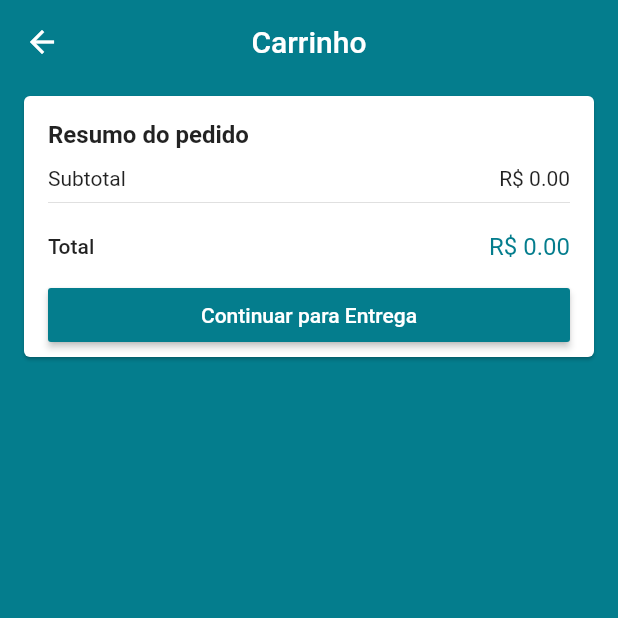
After one commit to matheusmhmelo/flutter-ecommerce, a Flutter app: the CartScreen screen opened by its route, after a tap on "Continuar para Entrega", on a phone screen of 412 x 824 dp, the top half of it. The commit adds this screen. Run offline on Flutter 3.47's test engine with Material 2 defaults, Android fonts, the phone set to English and light mode, and no system bars; our stand-ins replace carousel_pro, cloud_firestore, firebase_auth; accounts and stored records are empty.

Commit message:
Cart feature and screens

```diff
--- /dev/null
+++ b/lib/common/price_card.dart
@@ -0,0 +1,73 @@
+import 'package:flutter/material.dart';
+import 'package:loja_virtual/models/cart_manager.dart';
+import 'package:provider/provider.dart';
+
+class PriceCard extends StatelessWidget {
+
+  const PriceCard({this.buttonText, this.onPressed});
+
+  final String buttonText;
+  final VoidCallback onPressed;
+
+  @override
+  Widget build(BuildContext context) {
+    final cartManager = context.watch<CartManager>();
+    final productsPrice = cartManager.productsPrice;
+
+    return Card(
+      margin: const EdgeInsets.symmetric(horizontal: 16, vertical: 8),
+      child: Padding(
+        padding: const EdgeInsets.fromLTRB(16, 16, 16, 4),
+        child: Column(
+          crossAxisAlignment: CrossAxisAlignment.stretch,
+          children: <Widget>[
+            Text(
+              "Resumo do pedido",
+              textAlign: TextAlign.start,
+              style: TextStyle(
+                fontWeight: FontWeight.w600,
+                fontSize: 16
+              ),
+            ),
+            const SizedBox(height: 12,),
+            Row(
+              mainAxisAlignment: MainAxisAlignment.spaceBetween,
+              children: <Widget>[
+                const Text("Subtotal"),
+                Text("R\$ ${productsPrice.toStringAsFixed(2)}")
+              ],
+            ),
+            const Divider(),
+            const SizedBox(height: 12,),
+            Row(
+              mainAxisAlignment: MainAxisAlignment.spaceBetween,
+              children: <Widget>[
+                const Text(
+                    "Total",
+                    style: TextStyle(
+                        fontWeight: FontWeight.w500,
+                    )
+                ),
+                Text(
+                    "R\$ ${productsPrice.toStringAsFixed(2)}",
+                    style: TextStyle(
+                      color: Theme.of(context).primaryColor,
+                      fontSize: 16,
+                    )
+                )
+              ],
+            ),
+            const SizedBox(height: 12,),
+            RaisedButton(
+              color: Theme.of(context).primaryColor,
+              disabledColor: Theme.of(context).primaryColor.withAlpha(100),
+              textColor: Colors.white,
+              onPressed: onPressed,
+              child: Text(buttonText),
+            )
+          ],
+        ),
+      ),
+    );
+  }
+}
--- a/lib/main.dart
+++ b/lib/main.dart
@@ -1,9 +1,11 @@
 import 'package:cloud_firestore/cloud_firestore.dart';
 import 'package:flutter/material.dart';
+import 'package:loja_virtual/models/cart_manager.dart';
 import 'package:loja_virtual/models/product.dart';
 import 'package:loja_virtual/models/product_manager.dart';
 import 'package:loja_virtual/models/user_manager.dart';
 import 'package:loja_virtual/screens/base/base_screen.dart';
+import 'package:loja_virtual/screens/cart/cart_screen.dart';
 import 'package:loja_virtual/screens/login/login_screen.dart';
 import 'package:loja_virtual/screens/product/product_screen.dart';
 import 'package:loja_virtual/screens/signup/signup_screen.dart';
@@ -35,6 +37,12 @@ class MyApp extends StatelessWidget {
         ChangeNotifierProvider(
           create: (_) => ProductManager(),
           lazy: false,
+        ),
+        ChangeNotifierProxyProvider<UserManager, CartManager>(
+          create: (_) => CartManager(),
+          lazy: false,
+          update: (_, userManager, cartManager) =>
+          cartManager..updateUser(userManager),
         )
       ],
       child: MaterialApp(
@@ -65,6 +73,10 @@ class MyApp extends StatelessWidget {
                     settings.arguments as Product
                   )
               );
+            case '/cart':
+              return MaterialPageRoute(
+                  builder: (_) => CartScreen()
+              );
             case '/base':
             default:
               return MaterialPageRoute(
--- a/lib/models/user.dart
+++ b/lib/models/user.dart
@@ -20,6 +20,9 @@ class User {
   DocumentReference get firestoreRef =>
     Firestore.instance.document('users/$id');
 
+  CollectionReference get cartRef =>
+    firestoreRef.collection('cart');
+
   Future<void> saveData() async{
     await firestoreRef.setData(toMap());
   }
--- /dev/null
+++ b/lib/screens/cart/cart_screen.dart
@@ -0,0 +1,37 @@
+import 'package:flutter/material.dart';
+import 'package:loja_virtual/common/price_card.dart';
+import 'package:loja_virtual/models/cart_manager.dart';
+import 'package:provider/provider.dart';
+
+import 'components/cart_tile.dart';
+
+class CartScreen extends StatelessWidget {
+  @override
+  Widget build(BuildContext context) {
+    return Scaffold(
+      appBar: AppBar(
+        title: const Text("Carrinho"),
+        centerTitle: true,
+      ),
+      body: Consumer<CartManager>(
+        builder: (_, cartManager, __){
+          return ListView(
+            children: <Widget>[
+              Column(
+                children: cartManager.items.map(
+                    (cartProduct) => CartTile(cartProduct)
+                ).toList(),
+              ),
+              PriceCard(
+                buttonText: "Continuar para Entrega",
+                onPressed: cartManager.isCartValid ? (){
+
+                } : null,
+              )
+            ],
+          );
+        },
+      ),
+    );
+  }
+}
--- a/lib/screens/product/product_screen.dart
+++ b/lib/screens/product/product_screen.dart
@@ -1,5 +1,6 @@
 import 'package:carousel_pro/carousel_pro.dart';
 import 'package:flutter/material.dart';
+import 'package:loja_virtual/models/cart_manager.dart';
 import 'package:loja_virtual/models/product.dart';
 import 'package:loja_virtual/models/user_manager.dart';
 import 'package:loja_virtual/screens/product/components/size_widget.dart';
@@ -110,7 +111,8 @@ class ProductScreen extends StatelessWidget {
                           child: RaisedButton(
                             onPressed: product.selectedSize != null ? () {
                               if (userManager.isLogedIn) {
-                                // TODO:ADICIONAR AO CARRINHO
+                                context.read<CartManager>().addToCart(product);
+                                Navigator.of(context).pushNamed('/cart');
                               } else {
                                 Navigator.of(context).pushNamed('/login');
                               }
```
Also changed, not shown: lib/common/custom_icon_button.dart (added, +30 -0 lines), lib/models/cart_manager.dart (added, +96 -0 lines), lib/models/cart_product.dart (added, +87 -0 lines), lib/models/product.dart (+8 -0 lines), lib/screens/cart/components/cart_tile.dart (added, +105 -0 lines), lib/screens/products/products_screen.dart (+8 -0 lines).
